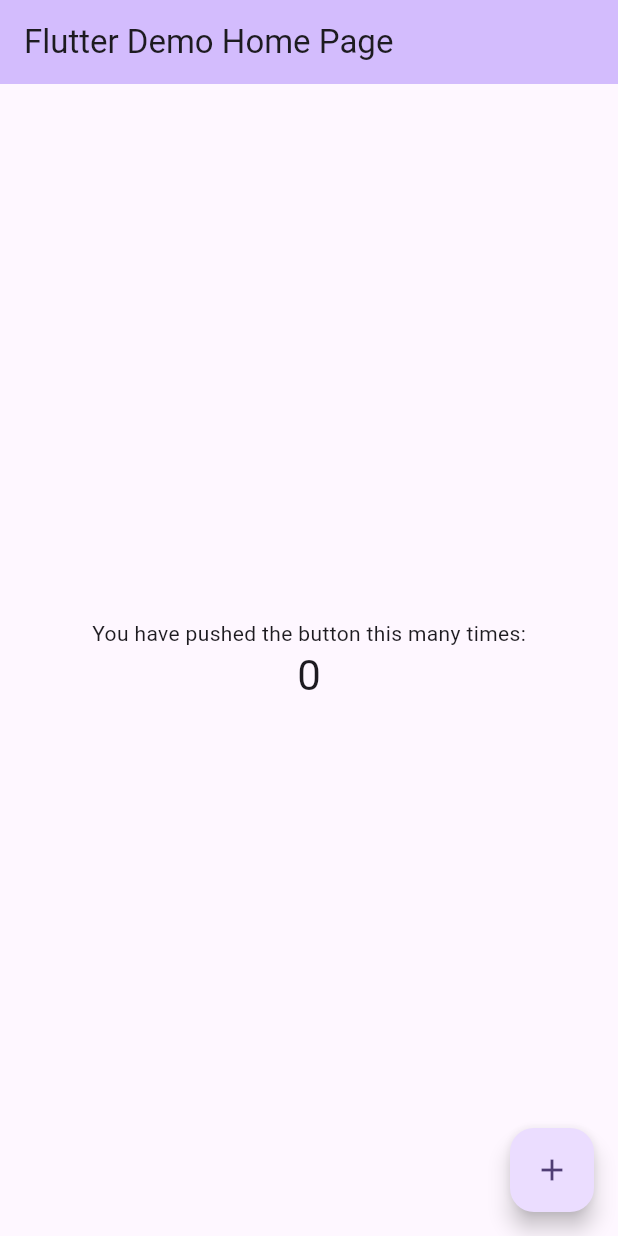
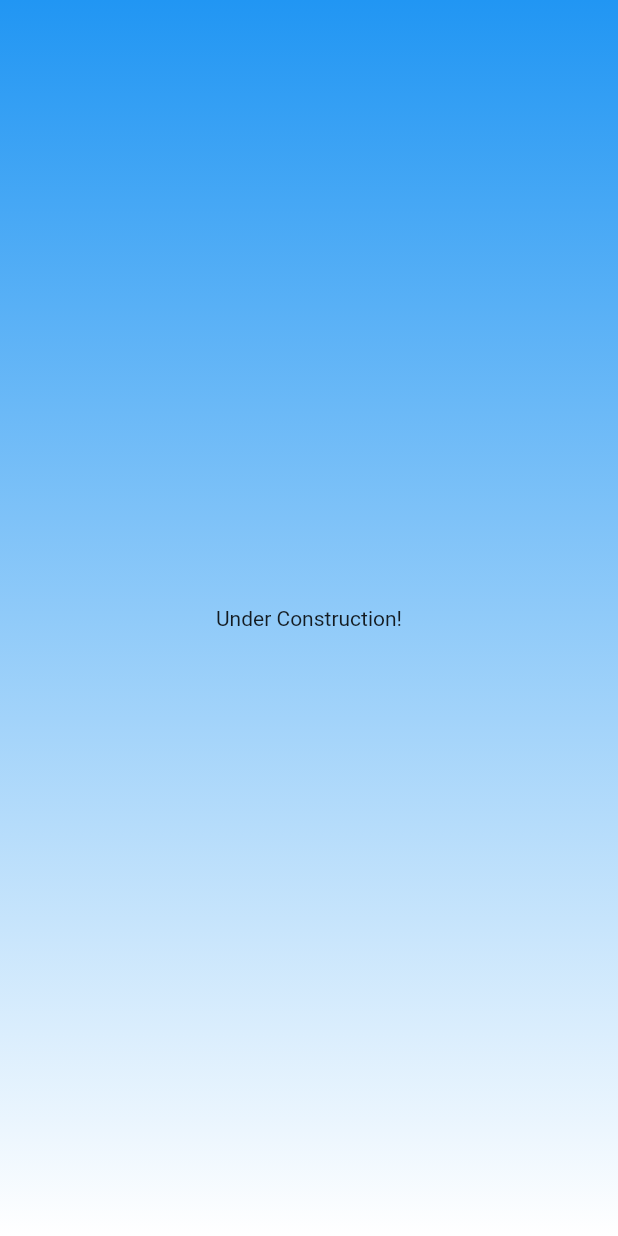
Before and after one commit to ChunKaiC/chunkaichen, a Flutter app: the screen it shows after launch, on a phone screen of 412 x 824 dp. Run offline on Flutter 3.47's test engine with Material 2 defaults, Android fonts, the phone set to English and light mode, and no system bars.

Commit message:
init structure & home view

```diff
--- a/lib/main.dart
+++ b/lib/main.dart
@@ -1,3 +1,4 @@
+import 'package:chunkaichen/views/home_view.dart';
 import 'package:flutter/material.dart';
 
 void main() {
@@ -7,119 +8,13 @@ void main() {
 class MyApp extends StatelessWidget {
   const MyApp({super.key});
 
-  // This widget is the root of your application.
   @override
   Widget build(BuildContext context) {
     return MaterialApp(
-      title: 'Flutter Demo',
-      theme: ThemeData(
-        // This is the theme of your application.
-        //
-        // TRY THIS: Try running your application with "flutter run". You'll see
-        // the application has a blue toolbar. Then, without quitting the app,
-        // try changing the seedColor in the colorScheme below to Colors.green
-        // and then invoke "hot reload" (save your changes or press the "hot
-        // reload" button in a Flutter-supported IDE, or press "r" if you used
-        // the command line to start the app).
-        //
-        // Notice that the counter didn't reset back to zero; the application
-        // state is not lost during the reload. To reset the state, use hot
-        // restart instead.
-        //
-        // This works for code too, not just values: Most code changes can be
-        // tested with just a hot reload.
-        colorScheme: ColorScheme.fromSeed(seedColor: Colors.deepPurple),
-        useMaterial3: true,
-      ),
-      home: const MyHomePage(title: 'Flutter Demo Home Page'),
+      initialRoute: '/home',
+      routes: {
+        '/home': (context) => const HomeView(),
+      },
     );
   }
 }
-
-class MyHomePage extends StatefulWidget {
-  const MyHomePage({super.key, required this.title});
-
-  // This widget is the home page of your application. It is stateful, meaning
-  // that it has a State object (defined below) that contains fields that affect
-  // how it looks.
-
-  // This class is the configuration for the state. It holds the values (in this
-  // case the title) provided by the parent (in this case the App widget) and
-  // used by the build method of the State. Fields in a Widget subclass are
-  // always marked "final".
-
-  final String title;
-
-  @override
-  State<MyHomePage> createState() => _MyHomePageState();
-}
-
-class _MyHomePageState extends State<MyHomePage> {
-  int _counter = 0;
-
-  void _incrementCounter() {
-    setState(() {
-      // This call to setState tells the Flutter framework that something has
-      // changed in this State, which causes it to rerun the build method below
-      // so that the display can reflect the updated values. If we changed
-      // _counter without calling setState(), then the build method would not be
-      // called again, and so nothing would appear to happen.
-      _counter++;
-    });
-  }
-
-  @override
-  Widget build(BuildContext context) {
-    // This method is rerun every time setState is called, for instance as done
-    // by the _incrementCounter method above.
-    //
-    // The Flutter framework has been optimized to make rerunning build methods
-    // fast, so that you can just rebuild anything that needs updating rather
-    // than having to individually change instances of widgets.
-    return Scaffold(
-      appBar: AppBar(
-        // TRY THIS: Try changing the color here to a specific color (to
-        // Colors.amber, perhaps?) and trigger a hot reload to see the AppBar
-        // change color while the other colors stay the same.
-        backgroundColor: Theme.of(context).colorScheme.inversePrimary,
-        // Here we take the value from the MyHomePage object that was created by
-        // the App.build method, and use it to set our appbar title.
-        title: Text(widget.title),
-      ),
-      body: Center(
-        // Center is a layout widget. It takes a single child and positions it
-        // in the middle of the parent.
-        child: Column(
-          // Column is also a layout widget. It takes a list of children and
-          // arranges them vertically. By default, it sizes itself to fit its
-          // children horizontally, and tries to be as tall as its parent.
-          //
-          // Column has various properties to control how it sizes itself and
-          // how it positions its children. Here we use mainAxisAlignment to
-          // center the children vertically; the main axis here is the vertical
-          // axis because Columns are vertical (the cross axis would be
-          // horizontal).
-          //
-          // TRY THIS: Invoke "debug painting" (choose the "Toggle Debug Paint"
-          // action in the IDE, or press "p" in the console), to see the
-          // wireframe for each widget.
-          mainAxisAlignment: MainAxisAlignment.center,
-          children: <Widget>[
-            const Text(
-              'You have pushed the button this many times:',
-            ),
-            Text(
-              '$_counter',
-              style: Theme.of(context).textTheme.headlineMedium,
-            ),
-          ],
-        ),
-      ),
-      floatingActionButton: FloatingActionButton(
-        onPressed: _incrementCounter,
-        tooltip: 'Increment',
-        child: const Icon(Icons.add),
-      ), // This trailing comma makes auto-formatting nicer for build methods.
-    );
-  }
-}
--- /dev/null
+++ b/lib/views/home_view.dart
@@ -0,0 +1,24 @@
+import 'package:flutter/material.dart';
+
+class HomeView extends StatelessWidget {
+  const HomeView({super.key});
+
+  @override
+  Widget build(BuildContext context) {
+    return Scaffold(
+      body: Container(
+        decoration: const BoxDecoration(
+          gradient: LinearGradient(
+            begin: Alignment.topCenter,
+            end: Alignment.bottomCenter,
+            colors: [
+              Colors.blue,
+              Colors.white,
+            ],
+          ),
+        ),
+        child: Center(child: Text('Under Construction!')),
+      ),
+    );
+  }
+}
```
Also changed, not shown: 1 other file.
